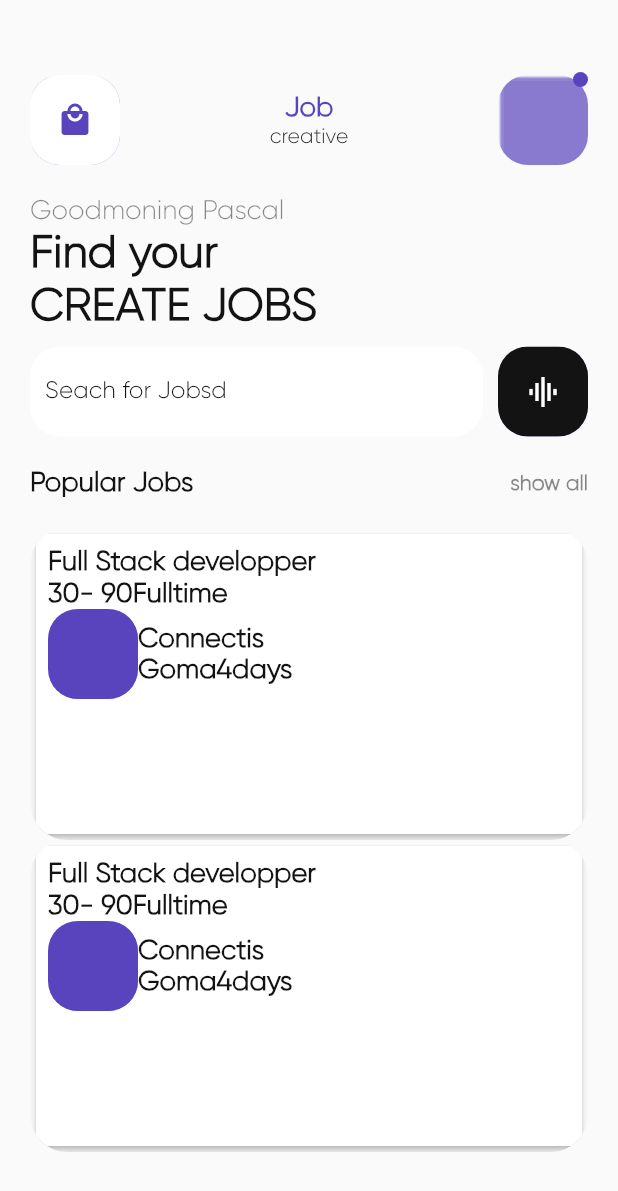
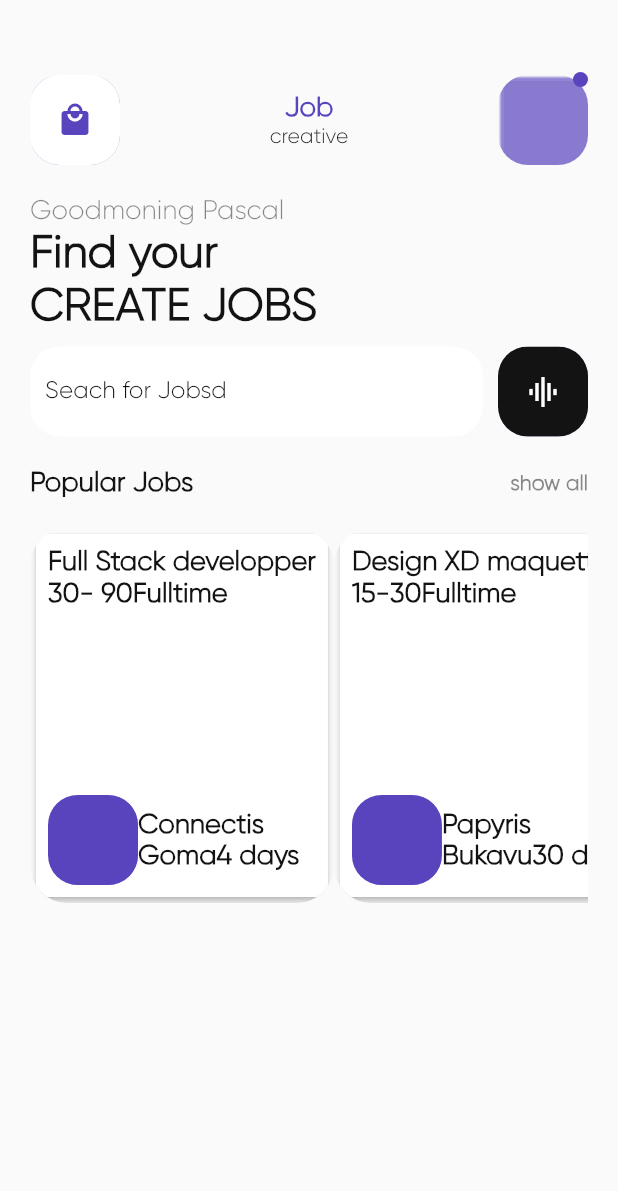
Before and after one commit to chizakasipascal/flutter_uix, a Flutter app: the screen it shows after launch, on a phone screen of 412 x 824 dp. Shown: the top 1191 px of the screen. Run offline on Flutter 3.47's test engine with Material 2 defaults, Android fonts, the phone set to English and light mode, and no system bars.

Commit message:
resize card minHeght and minWidth

```diff
--- a/lib/models/jobs_list.dart
+++ b/lib/models/jobs_list.dart
@@ -10,15 +10,15 @@ class JobsList {
           logo: "",
           entreprise: "Connectis",
           ville: "Goma",
-          dureOffret: "4days"),
+          dureOffret: "4 days"),
       Jobs(
-          description: "Full Stack developper",
-          montant: "30- 90",
+          description: "Design XD maquette",
+          montant: "15-30",
           hour: "Fulltime",
           logo: "",
-          entreprise: "Connectis",
-          ville: "Goma",
-          dureOffret: "4days"),
+          entreprise: "Papyris",
+          ville: "Bukavu",
+          dureOffret: "30 days"),
     ];
   }
 }
--- a/lib/views/screens/home_screen.dart
+++ b/lib/views/screens/home_screen.dart
@@ -129,16 +129,24 @@ class _HomeScreeState extends State<HomeScree> {
             SizedBox(height: 20),
             Flexible(
               child: Container(
+                height: 250,
+                constraints: BoxConstraints(
+                  minHeight: 250,
+                  minWidth: 350,
+                ),
                 child: jobs.length > 0
                     ? ListView.builder(
+                        scrollDirection: Axis.horizontal,
                         physics: BouncingScrollPhysics(),
                         itemCount: jobs.length,
                         itemBuilder: (BuildContext context, i) {
                           return CardJobs(
                             jobs: jobs[i],
                           );
-                          })
-                      : Container()),
+                        },
+                      )
+                    : SizedBox.shrink(),
+              ),
             ),
           ],
         ),
--- a/lib/views/widgets/cart_job.dart
+++ b/lib/views/widgets/cart_job.dart
@@ -17,7 +17,6 @@ class CardJobs extends StatelessWidget {
       child: Card(
         elevation: 2,
         child: Container(
-          height: 200.0,
           child: Padding(
             padding: const EdgeInsets.all(8.0),
             child: Column(
@@ -52,6 +51,7 @@ class CardJobs extends StatelessWidget {
                     ),
                   ],
                 ),
+                Spacer(),
                 Row(
                   children: [
                     ButtomAppBarShawdow(
```
Lines whose indentation alone changed are shown as unchanged.
